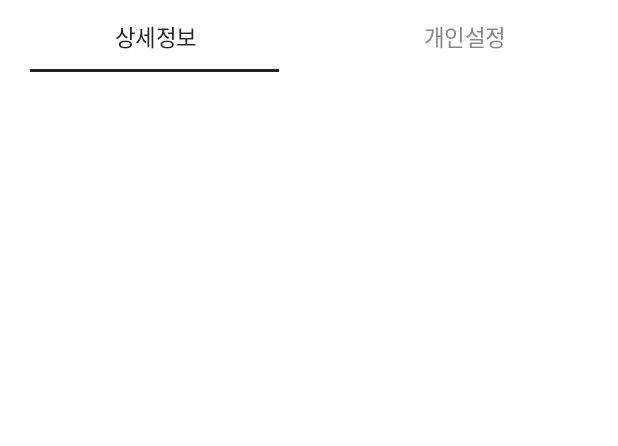
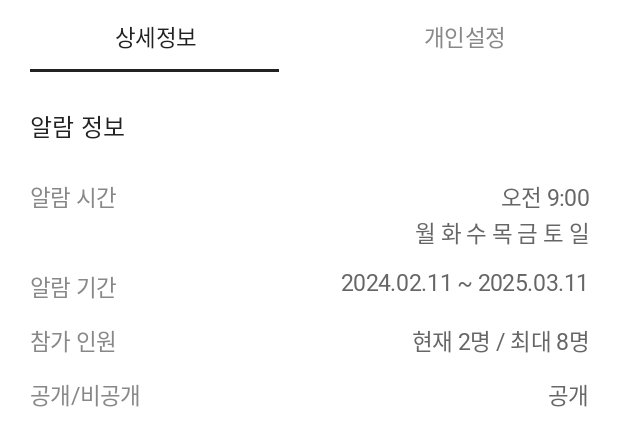
Before and after one commit to new-asap-side/asap-android, an Android app built with Jetpack Compose: the @Preview function AlarmDetailsPreview, on a phone screen of 412 x 824 dp. Shown: the top 446 px of the screen. Run offline under Robolectric (Android 15) with nearby library versions, the phone set to English and light mode, and no system bars; Roboto replaces fonts that are not available here.

Commit message:
Feat: add AlarmDetails UI (dummy) [ASAP-5]

```diff
--- a/app/src/main/java/com/asap/aljyo/ui/composable/group_details/AlarmDetails.kt
+++ b/app/src/main/java/com/asap/aljyo/ui/composable/group_details/AlarmDetails.kt
@@ -1,8 +1,12 @@
 package com.asap.aljyo.ui.composable.group_details
 
 import androidx.compose.foundation.background
+import androidx.compose.foundation.layout.Arrangement
 import androidx.compose.foundation.layout.Box
 import androidx.compose.foundation.layout.Column
+import androidx.compose.foundation.layout.Row
+import androidx.compose.foundation.layout.Spacer
+import androidx.compose.foundation.layout.fillMaxWidth
 import androidx.compose.foundation.layout.height
 import androidx.compose.foundation.layout.padding
 import androidx.compose.material3.MaterialTheme
@@ -24,6 +28,7 @@ import androidx.compose.ui.unit.sp
 import com.asap.aljyo.R
 import com.asap.aljyo.ui.theme.AljyoTheme
 import com.asap.aljyo.ui.theme.Black01
+import com.asap.aljyo.ui.theme.Black02
 import com.asap.aljyo.ui.theme.Black03
 import com.asap.aljyo.ui.theme.White
 
@@ -87,6 +92,23 @@ fun AlarmDetails(modifier: Modifier = Modifier) {
                 }
             }
         }
+        when (tabIndex) {
+            0 -> AlarmDetailsContent(
+                modifier = Modifier
+                    .fillMaxWidth()
+                    .padding(
+                        horizontal = 20.dp,
+                        vertical = 24.dp
+                    )
+            )
+
+            1 -> PrivateSetting(
+                modifier = Modifier.padding(
+                    horizontal = 20.dp,
+                    vertical = 24.dp
+                )
+            )
+        }
     }
 }
 
@@ -98,3 +120,79 @@ fun AlarmDetailsPreview() {
         )
     }
 }
+
+@Composable
+fun AlarmDetailsContent(modifier: Modifier = Modifier) {
+    Column(modifier = modifier) {
+        Text(
+            text = stringResource(R.string.alarm_information),
+            style = MaterialTheme.typography.headlineMedium.copy(
+                fontSize = 16.sp,
+                color = Black01
+            )
+        )
+        Spacer(modifier = Modifier.height(24.dp))
+        Column(
+            modifier = Modifier.fillMaxWidth(),
+            verticalArrangement = Arrangement.spacedBy(14.dp)
+        ) {
+            RowText(
+                modifier = Modifier.fillMaxWidth(),
+                title = stringResource(R.string.alarm_time),
+                content = "오전 9:00\n월 화 수 목 금 토 일"
+            )
+            RowText(
+                modifier = Modifier.fillMaxWidth(),
+                title = stringResource(R.string.alarm_period),
+                content = "2024.02.11 ~ 2025.03.11"
+            )
+            RowText(
+                modifier = Modifier.fillMaxWidth(),
+                title = stringResource(R.string.alarm_group_participants),
+                content = "현재 2명 / 최대 8명"
+            )
+            RowText(
+                modifier = Modifier.fillMaxWidth(),
+                title = stringResource(R.string.alarm_pulbic_or_private),
+                content = "공개"
+            )
+        }
+    }
+}
+
+@Composable
+fun PrivateSetting(modifier: Modifier = Modifier) {
+    Column(modifier = modifier) {
+
+    }
+}
+
+@Composable
+private fun RowText(
+    modifier: Modifier = Modifier,
+    title: String,
+    content: String,
+    horizontalArrangement: Arrangement.Horizontal = Arrangement.SpaceBetween
+) {
+    Row(
+        modifier = modifier,
+        horizontalArrangement = horizontalArrangement
+    ) {
+        Text(
+            text = title,
+            style = MaterialTheme.typography.bodyMedium.copy(
+                fontSize = 15.sp,
+                color = Black03
+            )
+        )
+        Text(
+            text = content,
+            style = MaterialTheme.typography.bodyMedium.copy(
+                fontSize = 15.sp,
+                lineHeight = 24.sp,
+                color = Black02
+            ),
+            textAlign = TextAlign.End
+        )
+    }
+}
--- a/app/src/main/res/values/strings.xml
+++ b/app/src/main/res/values/strings.xml
@@ -38,4 +38,9 @@
     <string name="particularting_personnel">%d명이 참여하고 있어요!</string>
     <string name="details">상세정보</string>
     <string name="private_setting">개인설정</string>
+    <string name="alarm_information">알람 정보</string>
+    <string name="alarm_time">알람 시간</string>
+    <string name="alarm_period">알람 기간</string>
+    <string name="alarm_group_participants">참가 인원</string>
+    <string name="alarm_pulbic_or_private">공개/비공개</string>
 </resources>
```
